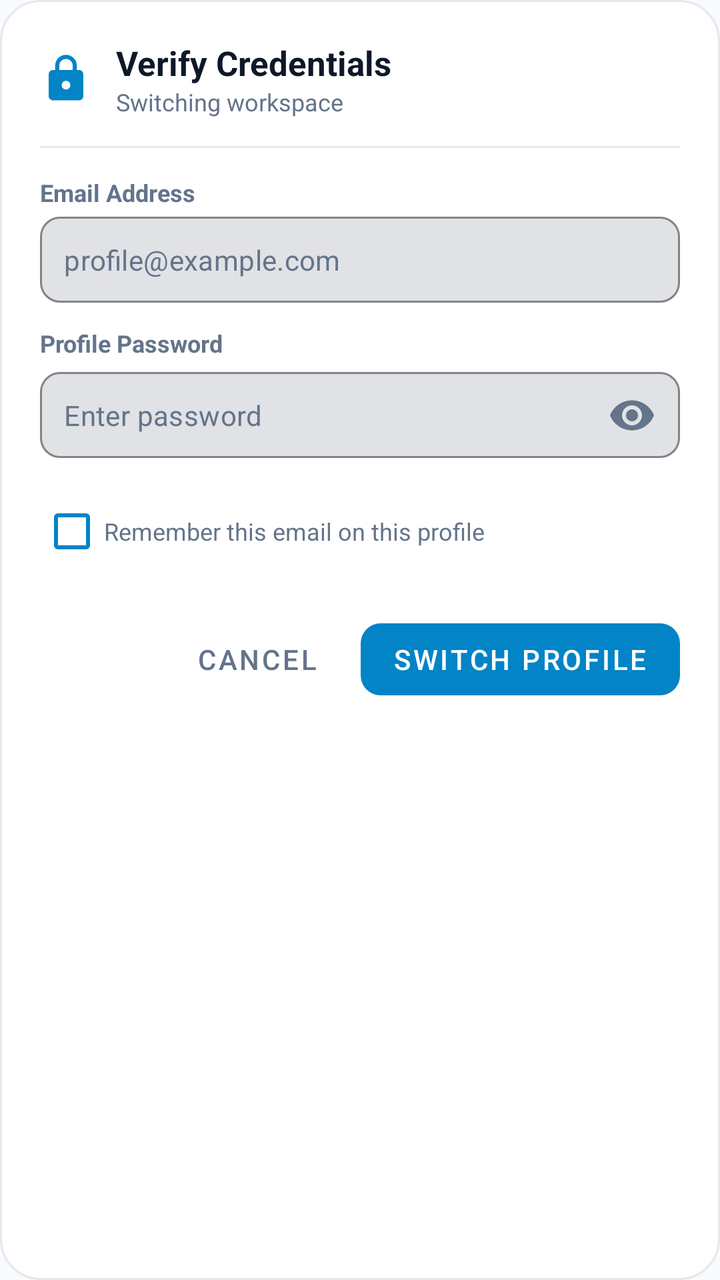
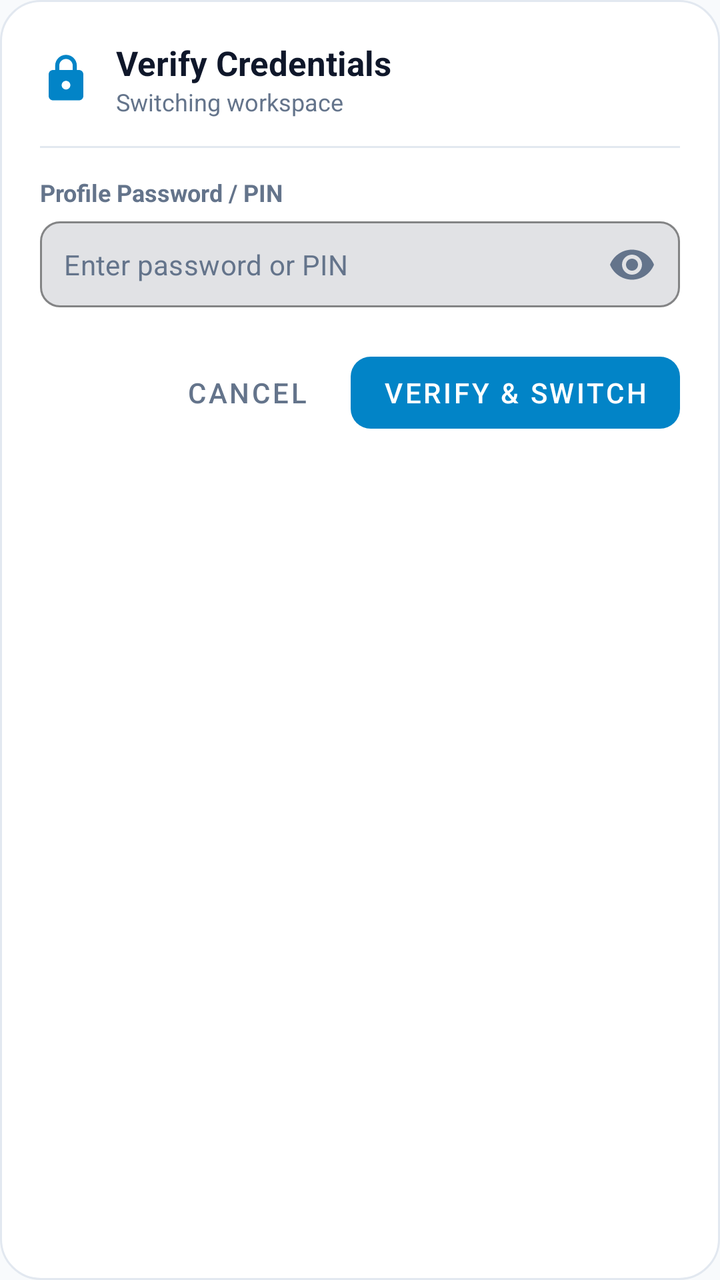

Screens rendered from an Android XML layout before and after an edit, with the pre-edit source and the edit as a unified diff.
<!-- AndroidManifest.xml: application theme Theme.LifeSync -->
<!-- res/layout/dialog_profile_login.xml -->
<?xml version="1.0" encoding="utf-8"?>
<LinearLayout xmlns:android="http://schemas.android.com/apk/res/android"
    xmlns:app="http://schemas.android.com/apk/res-auto"
    android:layout_width="match_parent"
    android:layout_height="wrap_content"
    android:background="@drawable/bg_dialog_glass"
    android:orientation="vertical"
    android:padding="20dp">

    
    <LinearLayout
        android:layout_width="match_parent"
        android:layout_height="wrap_content"
        android:gravity="center_vertical"
        android:orientation="horizontal">

        <ImageView
            android:layout_width="26dp"
            android:layout_height="26dp"
            android:src="@drawable/ic_lock"
            app:tint="@color/primary" />

        <LinearLayout
            android:layout_width="0dp"
            android:layout_height="wrap_content"
            android:layout_marginStart="12dp"
            android:layout_weight="1"
            android:orientation="vertical">

            <TextView
                android:id="@+id/tvLoginTitle"
                android:layout_width="wrap_content"
                android:layout_height="wrap_content"
                android:text="Verify Credentials"
                android:textColor="@color/text_primary"
                android:textSize="17sp"
                android:textStyle="bold" />

            <TextView
                android:id="@+id/tvLoginSubtitle"
                android:layout_width="wrap_content"
                android:layout_height="wrap_content"
                android:text="Switching workspace"
                android:textColor="@color/text_secondary"
                android:textSize="12sp" />
        </LinearLayout>
    </LinearLayout>

    <View
        android:layout_width="match_parent"
        android:layout_height="1dp"
        android:layout_marginVertical="14dp"
        android:background="@color/card_stroke" />

    
    <TextView
        android:layout_width="wrap_content"
        android:layout_height="wrap_content"
        android:text="Email Address"
        android:textColor="@color/text_secondary"
        android:textSize="12sp"
        android:textStyle="bold" />

    <com.google.android.material.textfield.TextInputLayout
        android:id="@+id/layoutLoginEmail"
        android:layout_width="match_parent"
        android:layout_height="wrap_content"
        android:layout_marginTop="4dp"
        app:boxBackgroundMode="outline"
        app:boxCornerRadiusBottomEnd="10dp"
        app:boxCornerRadiusBottomStart="10dp"
        app:boxCornerRadiusTopEnd="10dp"
        app:boxCornerRadiusTopStart="10dp"
        app:boxStrokeColor="@color/primary"
        app:hintEnabled="false">

        <com.google.android.material.textfield.TextInputEditText
            android:id="@+id/etLoginEmail"
            android:layout_width="match_parent"
            android:layout_height="wrap_content"
            android:hint="profile@example.com"
            android:imeOptions="actionNext"
            android:inputType="textEmailAddress"
            android:padding="12dp"
            android:textColor="@color/text_primary"
            android:textColorHint="@color/text_secondary"
            android:textSize="14sp" />
    </com.google.android.material.textfield.TextInputLayout>

    
    <TextView
        android:layout_width="wrap_content"
        android:layout_height="wrap_content"
        android:layout_marginTop="12dp"
        android:text="Profile Password"
        android:textColor="@color/text_secondary"
        android:textSize="12sp"
        android:textStyle="bold" />

    <com.google.android.material.textfield.TextInputLayout
        android:id="@+id/layoutLoginPassword"
        android:layout_width="match_parent"
        android:layout_height="wrap_content"
        android:layout_marginTop="4dp"
        app:boxBackgroundMode="outline"
        app:boxCornerRadiusBottomEnd="10dp"
        app:boxCornerRadiusBottomStart="10dp"
        app:boxCornerRadiusTopEnd="10dp"
        app:boxCornerRadiusTopStart="10dp"
        app:boxStrokeColor="@color/primary"
        app:hintEnabled="false"
        app:passwordToggleEnabled="true"
        app:passwordToggleTint="@color/text_secondary">

        <com.google.android.material.textfield.TextInputEditText
            android:id="@+id/etLoginPassword"
            android:layout_width="match_parent"
            android:layout_height="wrap_content"
            android:hint="Enter password"
            android:imeOptions="actionDone"
            android:inputType="textPassword"
            android:padding="12dp"
            android:textColor="@color/text_primary"
            android:textColorHint="@color/text_secondary"
            android:textSize="14sp" />
    </com.google.android.material.textfield.TextInputLayout>

    
    <CheckBox
        android:id="@+id/cbRememberEmail"
        android:layout_width="match_parent"
        android:layout_height="wrap_content"
        android:layout_marginTop="10dp"
        android:buttonTint="@color/primary"
        android:text="Remember this email on this profile"
        android:textColor="@color/text_secondary"
        android:textSize="12sp" />

    
    <LinearLayout
        android:layout_width="match_parent"
        android:layout_height="wrap_content"
        android:layout_marginTop="16dp"
        android:gravity="end"
        android:orientation="horizontal">

        <com.google.android.material.button.MaterialButton
            android:id="@+id/btnLoginCancel"
            style="@style/Widget.MaterialComponents.Button.TextButton"
            android:layout_width="wrap_content"
            android:layout_height="wrap_content"
            android:text="Cancel"
            android:textColor="@color/text_secondary" />

        <com.google.android.material.button.MaterialButton
            android:id="@+id/btnLoginSubmit"
            style="@style/Widget.MaterialComponents.Button.UnelevatedButton"
            android:layout_width="wrap_content"
            android:layout_height="wrap_content"
            android:layout_marginStart="8dp"
            android:text="Switch Profile"
            android:textColor="@color/white"
            app:backgroundTint="@color/primary"
            app:cornerRadius="10dp" />
    </LinearLayout>

</LinearLayout>
<!-- resources referenced by this layout -->
<resources>
  <color name="card_stroke">#E2E8F0</color>
  <color name="primary">#0284C7</color>
  <color name="text_primary">#0F172A</color>
  <color name="text_secondary">#64748B</color>
  <color name="white">#FFFFFF</color>
  <!-- drawable bg_dialog_glass (drawable) -->
  <?xml version="1.0" encoding="utf-8"?>
  <shape xmlns:android="http://schemas.android.com/apk/res/android"
      android:shape="rectangle">
      <corners android:radius="20dp" />
      <solid android:color="@color/surface" />
      <stroke
          android:width="1dp"
          android:color="@color/card_stroke" />
  </shape>
  <!-- drawable ic_lock (drawable) -->
  <vector xmlns:android="http://schemas.android.com/apk/res/android"
      android:width="24dp"
      android:height="24dp"
      android:viewportWidth="24"
      android:viewportHeight="24">
      <path
          android:fillColor="@android:color/white"
          android:pathData="M18,8h-1V6c0,-2.76 -2.24,-5 -5,-5S7,3.24 7,6v2H6c-1.1,0 -2,0.9 -2,2v10c0,1.1 0.9,2 2,2h12c1.1,0 2,-0.9 2,-2V10c0,-1.1 -0.9,-2 -2,-2zm-6,9c-1.1,0 -2,-0.9 -2,-2s0.9,-2 2,-2 2,0.9 2,2 -0.9,2 -2,2zm3.1,-9H8.9V6c0,-1.71 1.39,-3.1 3.1,-3.1 1.71,0 3.1,1.39 3.1,3.1v2z"/>
  </vector>
  <color name="surface">#FFFFFF</color>
  <color name="primary_variant">#0369A1</color>
  <color name="on_primary">#FFFFFF</color>
  <color name="secondary">#7C3AED</color>
  <color name="secondary_variant">#6D28D9</color>
  <color name="on_secondary">#FFFFFF</color>
  <color name="background">#F8FAFC</color>
  <style name="CardElevationRounded" parent="Widget.MaterialComponents.CardView">
          <item name="cardCornerRadius">22dp</item>
          <item name="cardElevation">2dp</item>
          <item name="strokeWidth">1dp</item>
          <item name="strokeColor">@color/card_stroke</item>
          <item name="cardBackgroundColor">@color/surface_card</item>
      </style>
  <style name="DuoRhythmTextView" parent="android:Widget.TextView">
          <item name="android:lineSpacingExtra">2dp</item>
          <item name="android:fontFamily">sans-serif</item>
          <item name="android:includeFontPadding">true</item>
      </style>
  <style name="DuoRhythmEditText" parent="android:Widget.EditText">
          <item name="android:lineSpacingExtra">2dp</item>
          <item name="android:fontFamily">sans-serif</item>
          <item name="android:includeFontPadding">true</item>
          <item name="android:textColor">@color/text_primary</item>
          <item name="android:textColorHint">@color/text_secondary</item>
      </style>
  <color name="surface_card">#FFFFFF</color>
  <!-- unchanged entries left out for length: 1 -->
</resources>

<!-- the commit's change to res/layout/dialog_profile_login.xml (unified diff, before → after) -->
@@ -56,43 +56,7 @@
     <TextView
         android:layout_width="wrap_content"
         android:layout_height="wrap_content"
-        android:text="Email Address"
-        android:textColor="@color/text_secondary"
-        android:textSize="12sp"
-        android:textStyle="bold" />
-
-    <com.google.android.material.textfield.TextInputLayout
-        android:id="@+id/layoutLoginEmail"
-        android:layout_width="match_parent"
-        android:layout_height="wrap_content"
-        android:layout_marginTop="4dp"
-        app:boxBackgroundMode="outline"
-        app:boxCornerRadiusBottomEnd="10dp"
-        app:boxCornerRadiusBottomStart="10dp"
-        app:boxCornerRadiusTopEnd="10dp"
-        app:boxCornerRadiusTopStart="10dp"
-        app:boxStrokeColor="@color/primary"
-        app:hintEnabled="false">
-
-        <com.google.android.material.textfield.TextInputEditText
-            android:id="@+id/etLoginEmail"
-            android:layout_width="match_parent"
-            android:layout_height="wrap_content"
-            android:hint="profile@example.com"
-            android:imeOptions="actionNext"
-            android:inputType="textEmailAddress"
-            android:padding="12dp"
-            android:textColor="@color/text_primary"
-            android:textColorHint="@color/text_secondary"
-            android:textSize="14sp" />
-    </com.google.android.material.textfield.TextInputLayout>
-
-    
-    <TextView
-        android:layout_width="wrap_content"
-        android:layout_height="wrap_content"
-        android:layout_marginTop="12dp"
-        android:text="Profile Password"
+        android:text="Profile Password / PIN"
         android:textColor="@color/text_secondary"
         android:textSize="12sp"
         android:textStyle="bold" />
@@ -116,7 +80,7 @@
             android:id="@+id/etLoginPassword"
             android:layout_width="match_parent"
             android:layout_height="wrap_content"
-            android:hint="Enter password"
+            android:hint="Enter password or PIN"
             android:imeOptions="actionDone"
             android:inputType="textPassword"
             android:padding="12dp"
@@ -124,17 +88,6 @@
             android:textColorHint="@color/text_secondary"
             android:textSize="14sp" />
     </com.google.android.material.textfield.TextInputLayout>
-
-    
-    <CheckBox
-        android:id="@+id/cbRememberEmail"
-        android:layout_width="match_parent"
-        android:layout_height="wrap_content"
-        android:layout_marginTop="10dp"
-        android:buttonTint="@color/primary"
-        android:text="Remember this email on this profile"
-        android:textColor="@color/text_secondary"
-        android:textSize="12sp" />
 
     
     <LinearLayout
@@ -158,7 +111,7 @@
             android:layout_width="wrap_content"
             android:layout_height="wrap_content"
             android:layout_marginStart="8dp"
-            android:text="Switch Profile"
+            android:text="VERIFY &amp; SWITCH"
             android:textColor="@color/white"
             app:backgroundTint="@color/primary"
             app:cornerRadius="10dp" />
